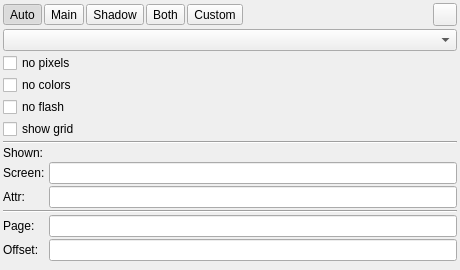
Old version of the form ui/dbgwidgets/form_zxscreen.ui in the repository Volutar/xpeccy-plus.
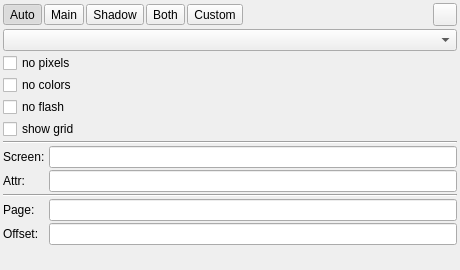
New version of the form. Icons and pictures are not drawn. Custom widgets are drawn as their Qt base class.

Commit message:
screen panel: head every picture with its page, drop the Shown row
The Both view already named each of its two screens and lit the one on air.
Every view has that heading now, so "Custom (7B)" or "Main (5)" is written
where the picture is rather than in a field beside it - and the row that used
to carry it, whose text changed width once a frame, is gone with it.

The page field is two hex digits like the rest of the debugger, and the
values sit against the right edge of their boxes.

Patch:
```diff
--- a/ui/dbgwidgets/form_zxscreen.ui
+++ b/ui/dbgwidgets/form_zxscreen.ui
@@ -207,26 +207,6 @@
           <number>2</number>
          </property>
          <item row="0" column="0">
-          <widget class="QLabel" name="labScrCurCap">
-           <property name="toolTip">
-            <string>The screen the machine is showing now, whichever one you are looking at</string>
-           </property>
-           <property name="text">
-            <string>Shown:</string>
-           </property>
-          </widget>
-         </item>
-         <item row="0" column="1">
-          <widget class="QLabel" name="labScrCur">
-           <property name="toolTip">
-            <string>The screen the machine is showing now, whichever one you are looking at</string>
-           </property>
-           <property name="text">
-            <string/>
-           </property>
-          </widget>
-         </item>
-         <item row="1" column="0">
           <widget class="QLabel" name="labScrPixCap">
            <property name="toolTip">
             <string>Address of the pixel byte holding the dot you clicked</string>
@@ -236,7 +216,7 @@
            </property>
           </widget>
          </item>
-         <item row="1" column="1">
+         <item row="0" column="1">
           <widget class="xHexSpin" name="leScr">
            <property name="toolTip">
             <string>Address of the pixel byte holding the dot you clicked. Click the picture to set it, right click for Copy</string>
@@ -246,7 +226,7 @@
            </property>
           </widget>
          </item>
-         <item row="2" column="0">
+         <item row="1" column="0">
           <widget class="QLabel" name="labScrAtrCap">
            <property name="toolTip">
             <string>Address of the attribute byte colouring the cell you clicked</string>
@@ -256,7 +236,7 @@
            </property>
           </widget>
          </item>
-         <item row="2" column="1">
+         <item row="1" column="1">
           <widget class="xHexSpin" name="leAtr">
            <property name="toolTip">
             <string>Address of the attribute byte colouring the cell you clicked. Click the picture to set it, right click for Copy</string>
@@ -266,14 +246,14 @@
            </property>
           </widget>
          </item>
-         <item row="3" column="0" colspan="2">
+         <item row="2" column="0" colspan="2">
           <widget class="Line" name="lineScrTwo">
            <property name="orientation">
             <enum>Qt::Horizontal</enum>
            </property>
           </widget>
          </item>
-         <item row="4" column="0">
+         <item row="3" column="0">
           <widget class="QLabel" name="labScrPageCap">
            <property name="toolTip">
             <string>16K page the screen is read from</string>
@@ -283,14 +263,14 @@
            </property>
           </widget>
          </item>
-         <item row="4" column="1">
+         <item row="3" column="1">
           <widget class="xHexSpin" name="leScrPage">
            <property name="toolTip">
             <string>16K page the screen is read from</string>
            </property>
           </widget>
          </item>
-         <item row="5" column="0">
+         <item row="4" column="0">
           <widget class="QLabel" name="labScrOfsCap">
            <property name="toolTip">
             <string>Where the screen starts inside that page</string>
@@ -300,7 +280,7 @@
            </property>
           </widget>
          </item>
-         <item row="5" column="1">
+         <item row="4" column="1">
           <widget class="xHexSpin" name="leScrAdr">
            <property name="toolTip">
             <string>Where the screen starts inside that page</string>
```
Left out of the diff: 4 changed lines with no effect on the pictures. The commit also changes 3 other files.
